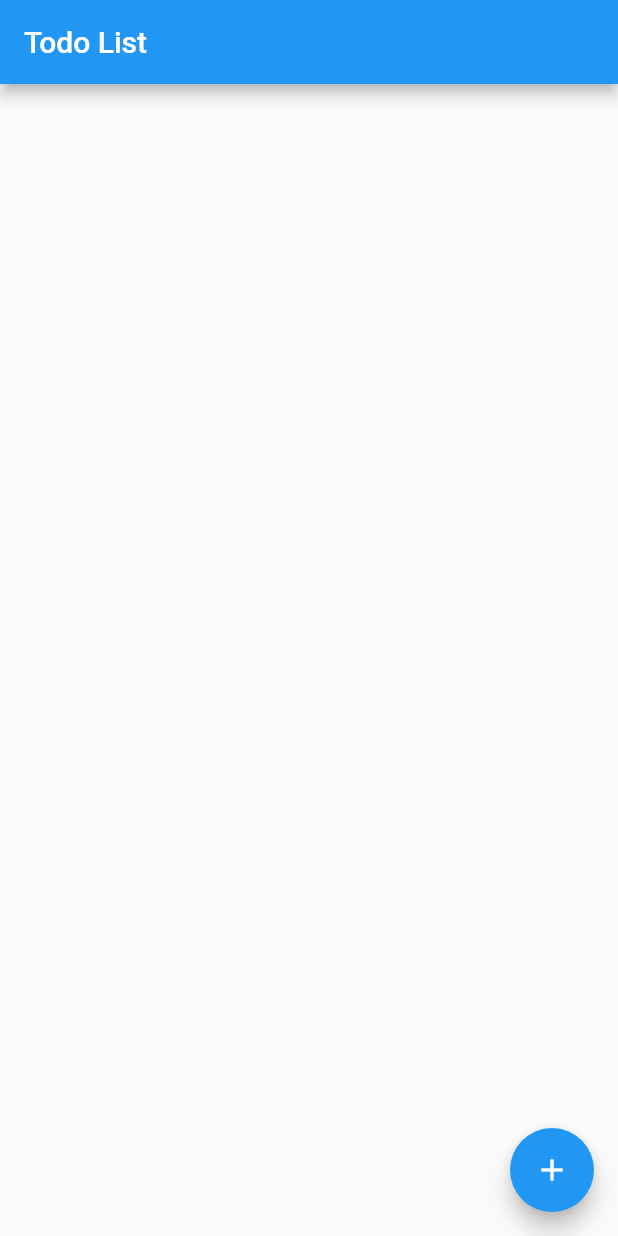
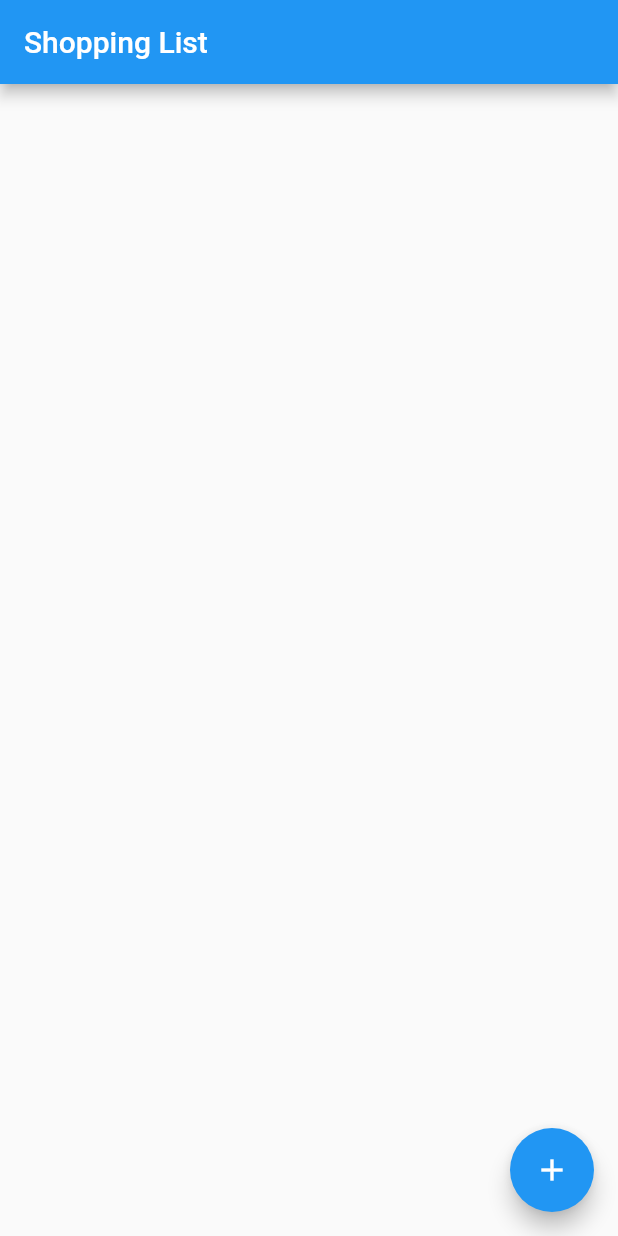
Before and after one commit to sudormrfbin/shopping-todo-list-flutter, a Flutter app: the screen it shows after launch, on a phone screen of 412 x 824 dp. Run offline on Flutter 3.47's test engine with Material 2 defaults, Android fonts, the phone set to English and light mode, and no system bars.

Commit message:
Use ListView builder

```diff
--- a/lib/main.dart
+++ b/lib/main.dart
@@ -10,7 +10,7 @@ class TodoApp extends StatelessWidget {
   @override
   Widget build(BuildContext context) {
     return const MaterialApp(
-      title: 'Todo List',
+      title: 'Shopping List',
       home: TodoList(),
     );
   }
@@ -31,15 +31,17 @@ class _TodoListState extends State<TodoList> {
   Widget build(BuildContext context) {
     return Scaffold(
       appBar: AppBar(
-        title: const Text('Todo List'),
+        title: const Text('Shopping List'),
       ),
-      body: ListView(
-        children: _todos
-            .map((todo) => TodoItem(
-                  todo: todo,
-                  onTodoChanged: _handleTodoChange,
-                ))
-            .toList(),
+      body: ListView.builder(
+        itemCount: _todos.length,
+        itemBuilder: ((context, index) {
+          final todo = _todos[index];
+          return TodoItem(
+            todo: todo,
+            onTodoChanged: _handleTodoChange,
+          );
+        }),
       ),
       floatingActionButton: FloatingActionButton(
         onPressed: () => _displayDialog(),
@@ -100,7 +102,8 @@ class TodoItem extends StatelessWidget {
   TextStyle? _getTextStyle() {
     if (!todo.done) return null;
 
-    return const TextStyle(color: Colors.black38, decoration: TextDecoration.lineThrough);
+    return const TextStyle(
+        color: Colors.black38, decoration: TextDecoration.lineThrough);
   }
 
   @override
@@ -109,6 +112,9 @@ class TodoItem extends StatelessWidget {
         onChanged: (newVal) => onTodoChanged(todo, newVal ?? false),
         value: todo.done,
         controlAffinity: ListTileControlAffinity.leading,
-        title: Text(todo.name, style: _getTextStyle(),));
+        title: Text(
+          todo.name,
+          style: _getTextStyle(),
+        ));
   }
 }
```
